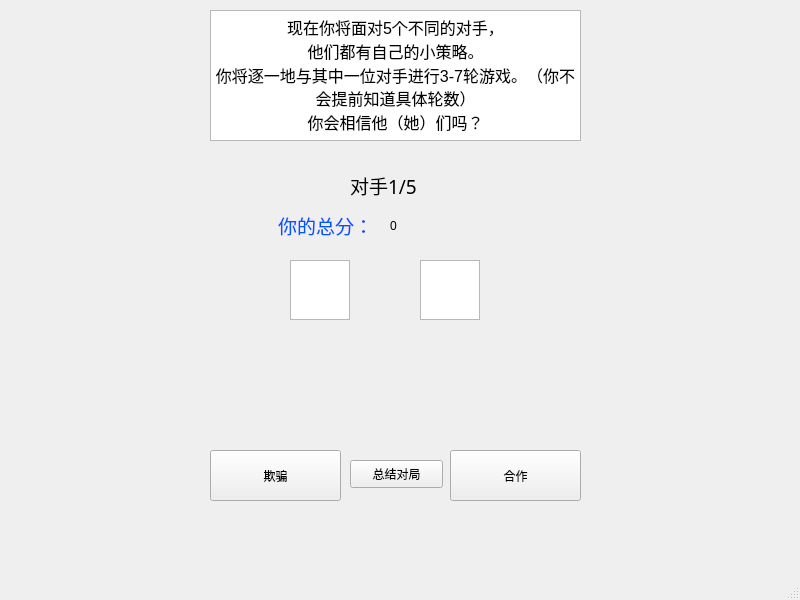
First picture: the form in repeatedgame.ui, repository mqqqqj/C-Course-Design, before the edit.
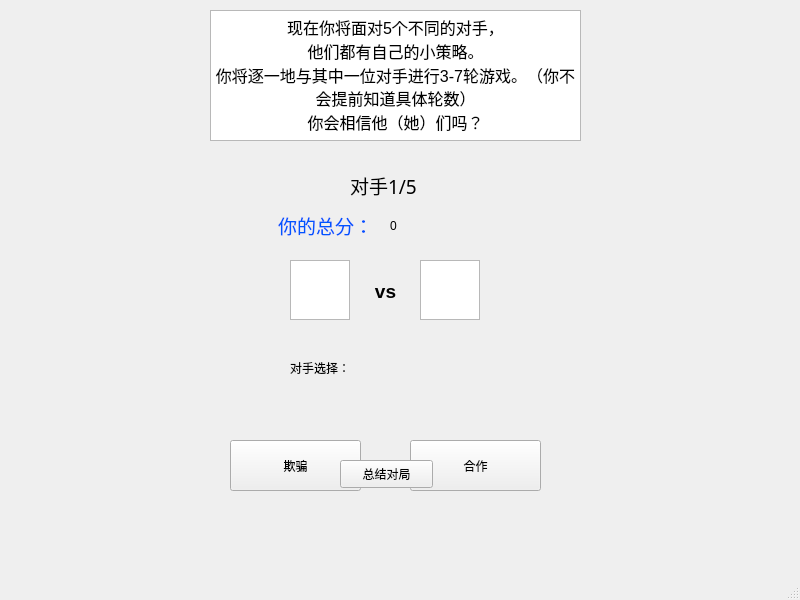
Second picture: the form after the edit. Icons and pictures are not drawn.

Patch:
```diff
--- a/repeatedgame.ui
+++ b/repeatedgame.ui
@@ -82,8 +82,8 @@
    <widget class="QPushButton" name="coop">
     <property name="geometry">
      <rect>
-      <x>450</x>
-      <y>450</y>
+      <x>410</x>
+      <y>440</y>
       <width>131</width>
       <height>51</height>
      </rect>
@@ -95,8 +95,8 @@
    <widget class="QPushButton" name="cheat">
     <property name="geometry">
      <rect>
-      <x>210</x>
-      <y>450</y>
+      <x>230</x>
+      <y>440</y>
       <width>131</width>
       <height>51</height>
      </rect>
@@ -128,7 +128,7 @@
    <widget class="QPushButton" name="summary">
     <property name="geometry">
      <rect>
-      <x>350</x>
+      <x>340</x>
       <y>460</y>
       <width>93</width>
       <height>28</height>
@@ -164,6 +164,32 @@
      <string>&lt;html&gt;&lt;head/&gt;&lt;body&gt;&lt;p&gt;&lt;img src=&quot;:/image/me.png&quot;/&gt;&lt;/p&gt;&lt;/body&gt;&lt;/html&gt;</string>
     </property>
    </widget>
+   <widget class="QLabel" name="optchoice">
+    <property name="geometry">
+     <rect>
+      <x>290</x>
+      <y>360</y>
+      <width>241</width>
+      <height>16</height>
+     </rect>
+    </property>
+    <property name="text">
+     <string>对手选择：</string>
+    </property>
+   </widget>
+   <widget class="QLabel" name="label">
+    <property name="geometry">
+     <rect>
+      <x>360</x>
+      <y>280</y>
+      <width>51</width>
+      <height>21</height>
+     </rect>
+    </property>
+    <property name="text">
+     <string>&lt;html&gt;&lt;head/&gt;&lt;body&gt;&lt;p align=&quot;center&quot;&gt;&lt;span style=&quot; font-size:14pt; font-weight:600;&quot;&gt;vs&lt;/span&gt;&lt;/p&gt;&lt;/body&gt;&lt;/html&gt;</string>
+    </property>
+   </widget>
   </widget>
   <widget class="QMenuBar" name="menubar">
    <property name="geometry">
```
